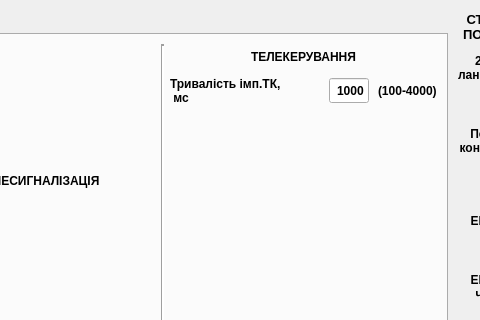
Qt form mdio.ui (Goodjamp/Mdio) before a commit; both pictures show x 323 to 803 and y 0 to 320 of the 900 by 480 pixel window.
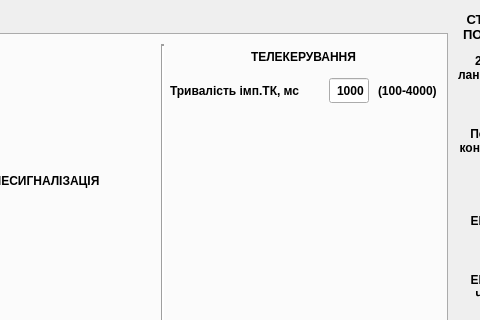
The same form after that commit.

Commit message:
Make teste, fixed isues.
- Configuration Double TS is ready

```diff
--- a/mdio.ui
+++ b/mdio.ui
@@ -729,8 +729,7 @@
                    </font>
                   </property>
                   <property name="text">
-                   <string>Тривалість імп.ТК,
- мс</string>
+                   <string>Тривалість імп.ТК, мс</string>
                   </property>
                  </widget>
                 </item>
```
Left out of the diff: 3 changed lines with no effect on the pictures. The commit also changes 2 other files.
